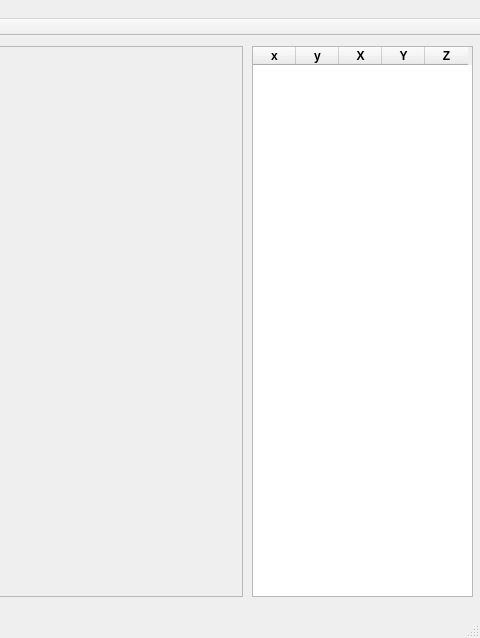
The window that Ferramentas/CameraMarker/forms/cameramarker.ui (mathbarc/multiview-futtracker) describes before a commit, drawn with Qt 5; both pictures show x 718 to 1198 and y 0 to 638 of the 1198 by 638 pixel window.
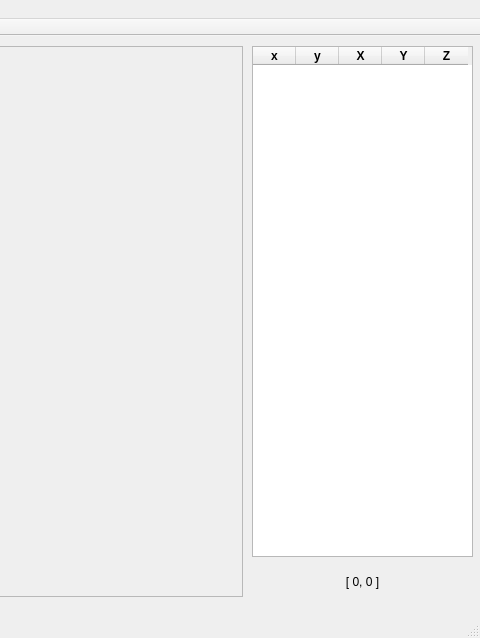
The same window after the commit. Icons and pictures are not drawn.

Diff of the .ui file:
```diff
--- a/Ferramentas/CameraMarker/forms/cameramarker.ui
+++ b/Ferramentas/CameraMarker/forms/cameramarker.ui
@@ -80,7 +80,7 @@
       <x>970</x>
       <y>10</y>
       <width>221</width>
-      <height>551</height>
+      <height>511</height>
      </rect>
     </property>
     <property name="sizeAdjustPolicy">
@@ -145,6 +145,22 @@
      </property>
     </column>
    </widget>
+   <widget class="QLabel" name="label_2">
+    <property name="geometry">
+     <rect>
+      <x>970</x>
+      <y>530</y>
+      <width>221</width>
+      <height>31</height>
+     </rect>
+    </property>
+    <property name="text">
+     <string>[ 0, 0 ]</string>
+    </property>
+    <property name="alignment">
+     <set>Qt::AlignCenter</set>
+    </property>
+   </widget>
   </widget>
   <widget class="QMenuBar" name="menuBar">
    <property name="geometry">
```
Left out of the diff: 2 changed lines with no effect on the pictures.
